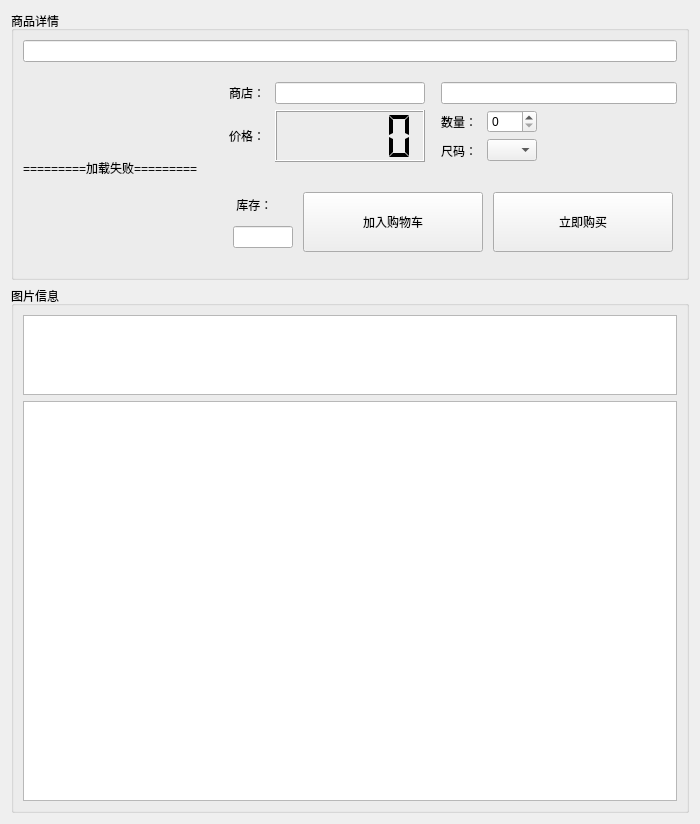
Above: 2_qt/SneakerTraClient/subfansitem/purchasform.ui from IvanNotOnlyFAt/Sneaker before the change. Below: the same form after it.
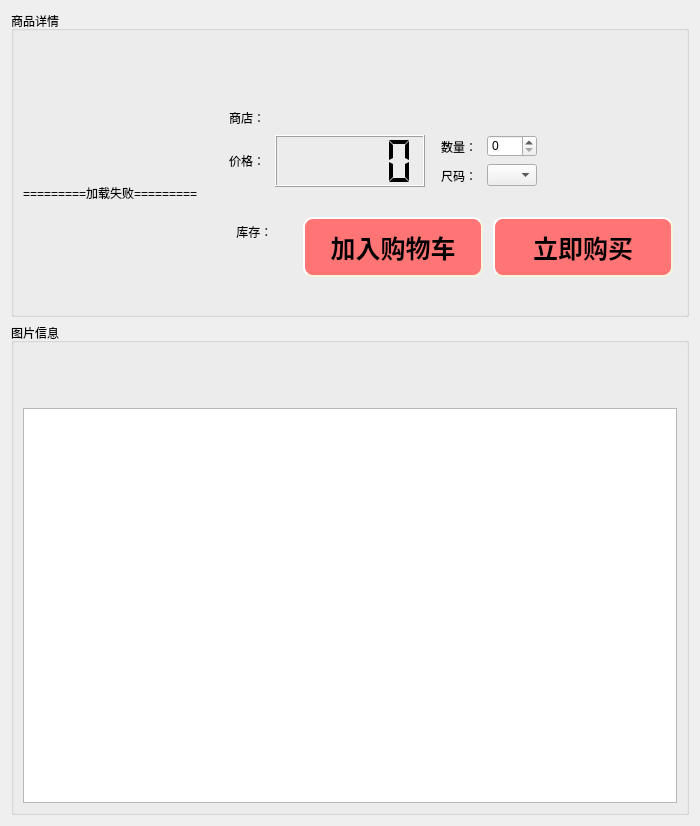
That is the form after the change.

Diff of the .ui file:
```diff
--- a/2_qt/SneakerTraClient/subfansitem/purchasform.ui
+++ b/2_qt/SneakerTraClient/subfansitem/purchasform.ui
@@ -7,12 +7,43 @@
     <x>0</x>
     <y>0</y>
     <width>700</width>
-    <height>800</height>
+    <height>826</height>
    </rect>
   </property>
   <property name="windowTitle">
    <string>Form</string>
   </property>
+  <property name="styleSheet">
+   <string notr="true">QLineEdit#le_merchname{
+color: rgb(255, 0, 0);
+background-color:transparent;
+border-width:0;border-style:outset
+}
+QLineEdit{
+color: rgb(0, 0, 0);
+font: Bold;
+background-color:transparent;
+border-width:0;border-style:outset
+}
+QTextEdit{
+color: rgb(0, 0, 0);
+background-color:transparent;
+border-width:0;border-style:outset
+}
+QPushButton{	
+	
+	background-color: rgb(255, 116, 116);
+    border-style: outset;
+	border-width: 2px;
+    border-radius: 10px;
+    border-color: beige;
+    font: bold 25px;
+	
+	selection-color: rgb(0, 170, 255);
+
+    padding: 6px;
+}</string>
+  </property>
   <layout class="QGridLayout" name="gridLayout_12">
    <item row="0" column="0">
     <layout class="QGridLayout" name="gridLayout_11">
@@ -25,7 +56,31 @@
         <item row="0" column="0">
          <layout class="QGridLayout" name="gridLayout_9">
           <item row="0" column="0" colspan="2">
-           <widget class="QLineEdit" name="le_merchname"/>
+           <widget class="QLineEdit" name="le_merchname">
+            <property name="enabled">
+             <bool>false</bool>
+            </property>
+            <property name="minimumSize">
+             <size>
+              <width>0</width>
+              <height>35</height>
+             </size>
+            </property>
+            <property name="font">
+             <font>
+              <family>Adobe Devanagari</family>
+              <pointsize>14</pointsize>
+              <weight>75</weight>
+              <bold>true</bold>
+             </font>
+            </property>
+            <property name="text">
+             <string/>
+            </property>
+            <property name="alignment">
+             <set>Qt::AlignCenter</set>
+            </property>
+           </widget>
           </item>
           <item row="1" column="0">
            <widget class="QLabel" name="ib_hostPhoto">
@@ -68,6 +123,9 @@
               </item>
               <item row="0" column="3" colspan="3">
                <widget class="QLineEdit" name="le_storename">
+                <property name="enabled">
+                 <bool>false</bool>
+                </property>
                 <property name="minimumSize">
                  <size>
                   <width>150</width>
@@ -126,6 +184,9 @@
               </item>
               <item row="0" column="1">
                <widget class="QLineEdit" name="le_storeID">
+                <property name="enabled">
+                 <bool>false</bool>
+                </property>
                 <property name="minimumSize">
                  <size>
                   <width>150</width>
@@ -138,6 +199,9 @@
                   <height>16777215</height>
                  </size>
                 </property>
+                <property name="text">
+                 <string/>
+                </property>
                </widget>
               </item>
               <item row="1" column="0" rowspan="2">
@@ -227,6 +291,9 @@
              <layout class="QGridLayout" name="gridLayout_6">
               <item row="1" column="0">
                <widget class="QLineEdit" name="le_stock">
+                <property name="enabled">
+                 <bool>false</bool>
+                </property>
                 <property name="maximumSize">
                  <size>
                   <width>60</width>
@@ -239,7 +306,7 @@
                <widget class="QPushButton" name="pb_purchase">
                 <property name="minimumSize">
                  <size>
-                  <width>150</width>
+                  <width>0</width>
                   <height>60</height>
                  </size>
                 </property>
@@ -258,7 +325,7 @@
                <widget class="QPushButton" name="pb_addTerolly">
                 <property name="minimumSize">
                  <size>
-                  <width>150</width>
+                  <width>0</width>
                   <height>60</height>
                  </size>
                 </property>
@@ -312,7 +379,7 @@
           <property name="minimumSize">
            <size>
             <width>0</width>
-            <height>400</height>
+            <height>395</height>
            </size>
           </property>
           <property name="maximumSize">
@@ -325,6 +392,9 @@
         </item>
         <item row="0" column="0">
          <widget class="QTextEdit" name="te_descri">
+          <property name="enabled">
+           <bool>false</bool>
+          </property>
           <property name="sizePolicy">
            <sizepolicy hsizetype="Expanding" vsizetype="Minimum">
             <horstretch>0</horstretch>
@@ -334,15 +404,22 @@
           <property name="minimumSize">
            <size>
             <width>0</width>
-            <height>80</height>
+            <height>50</height>
            </size>
           </property>
           <property name="maximumSize">
            <size>
             <width>16777215</width>
-            <height>80</height>
+            <height>50</height>
            </size>
           </property>
+          <property name="html">
+           <string>&lt;!DOCTYPE HTML PUBLIC &quot;-//W3C//DTD HTML 4.0//EN&quot; &quot;http://www.w3.org/TR/REC-html40/strict.dtd&quot;&gt;
+&lt;html&gt;&lt;head&gt;&lt;meta name=&quot;qrichtext&quot; content=&quot;1&quot; /&gt;&lt;style type=&quot;text/css&quot;&gt;
+p, li { white-space: pre-wrap; }
+&lt;/style&gt;&lt;/head&gt;&lt;body style=&quot; font-family:'SimSun'; font-size:9pt; font-weight:400; font-style:normal;&quot;&gt;
+&lt;p style=&quot;-qt-paragraph-type:empty; margin-top:0px; margin-bottom:0px; margin-left:0px; margin-right:0px; -qt-block-indent:0; text-indent:0px;&quot;&gt;&lt;br /&gt;&lt;/p&gt;&lt;/body&gt;&lt;/html&gt;</string>
+          </property>
          </widget>
         </item>
        </layout>
```
